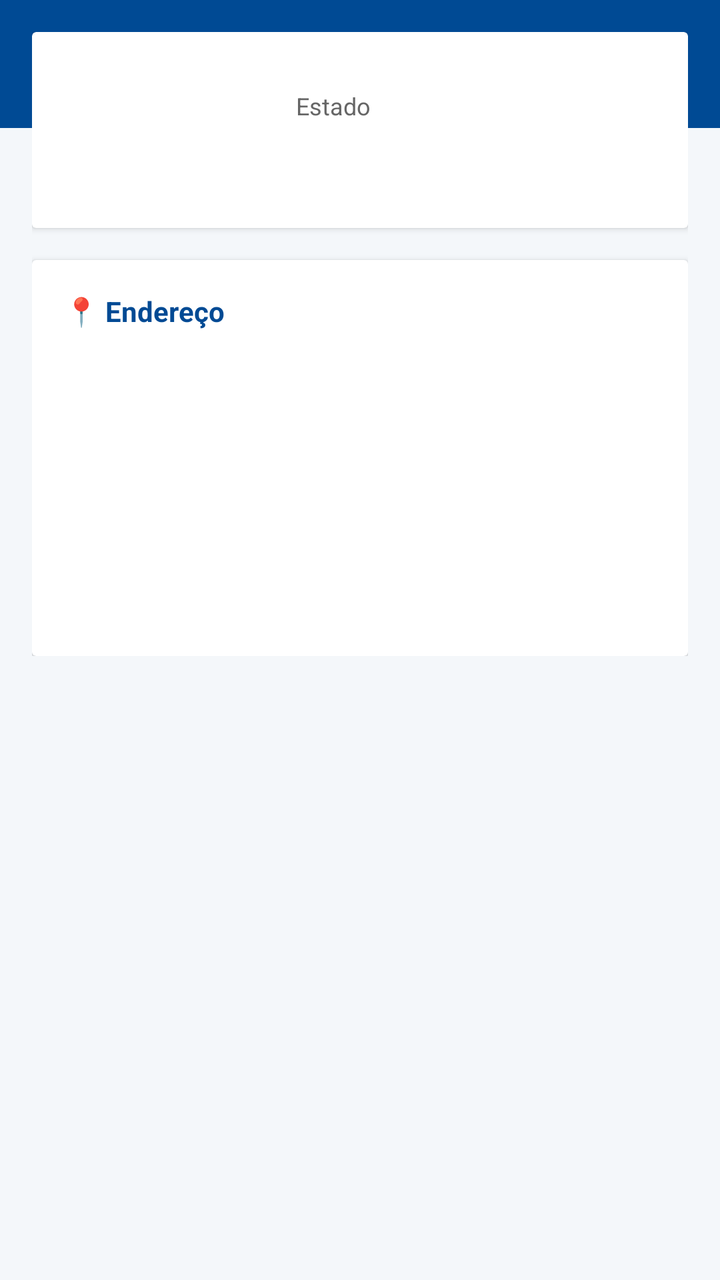
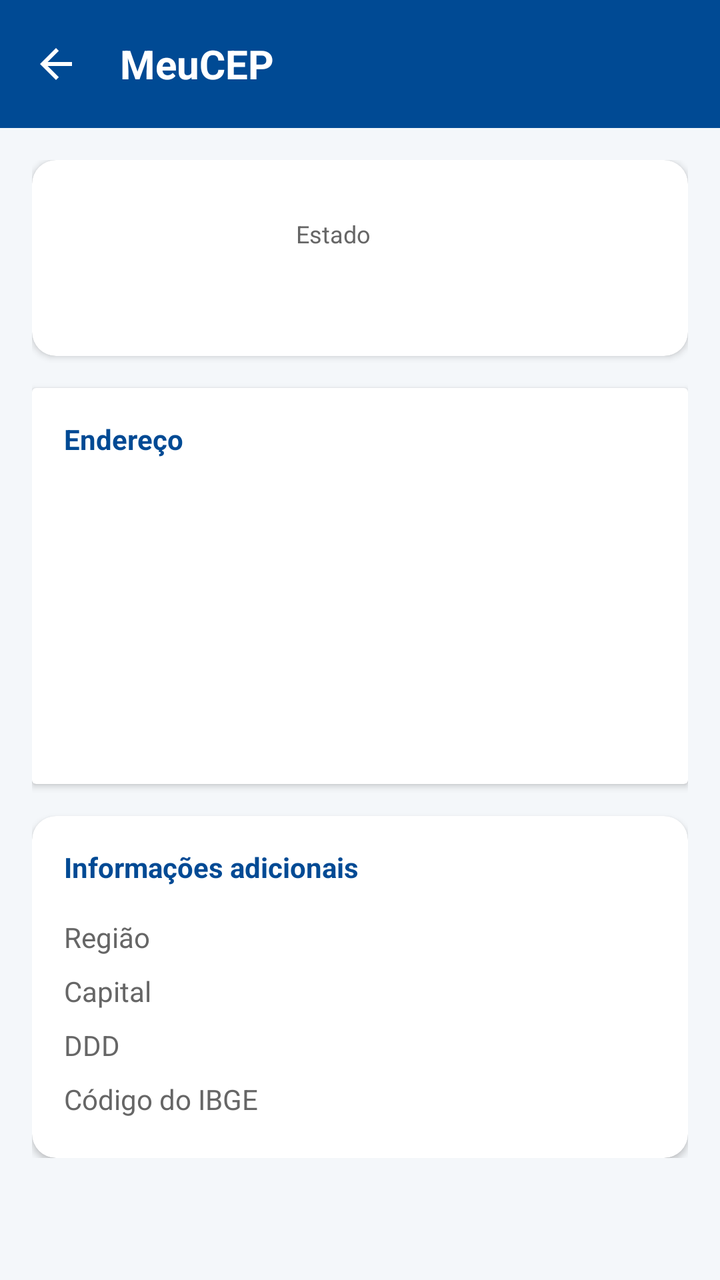

Before-and-after screenshots of an Android layout around one commit, followed by the original layout XML and the change that was made.
<!-- AndroidManifest.xml: application theme Theme.MeuCEP -->
<!-- res/layout/activity_result.xml -->
<?xml version="1.0" encoding="utf-8"?>
<androidx.constraintlayout.widget.ConstraintLayout
    xmlns:android="http://schemas.android.com/apk/res/android"
    xmlns:app="http://android.com"
    android:layout_width="match_parent"
    android:layout_height="match_parent"
    android:background="@color/background">

    
    <androidx.appcompat.widget.Toolbar
        android:id="@+id/toolbarResult"
        android:layout_width="match_parent"
        android:layout_height="?attr/actionBarSize"
        android:background="@color/primary"
        app:layout_constraintTop_toTopOf="parent">

        <ImageView
            android:id="@+id/btnBack"
            android:layout_width="24dp"
            android:layout_height="24dp"
            android:contentDescription="Voltar para busca"
            android:src="@drawable/outline_arrow_back_24"
            app:tint="@color/white" />

        <TextView
            android:layout_width="wrap_content"
            android:layout_height="wrap_content"
            android:layout_marginStart="16dp"
            android:text="@string/app_name"
            android:textColor="@color/white"
            android:textSize="20sp"
            android:textStyle="bold" />
    </androidx.appcompat.widget.Toolbar>

    
    <LinearLayout
        android:layout_width="match_parent"
        android:layout_height="0dp"
        android:orientation="vertical"
        android:padding="16dp"
        app:layout_bottom_toBottomOf="parent"
        app:layout_constraintTop_toBottomOf="@id/toolbarResult">

        
        <androidx.cardview.widget.CardView
            android:layout_width="match_parent"
            android:layout_height="wrap_content"
            android:layout_marginBottom="16dp"
            app:cardCornerRadius="12dp"
            app:cardElevation="2dp">

            <LinearLayout
                android:layout_width="match_parent"
                android:layout_height="wrap_content"
                android:gravity="center_vertical"
                android:orientation="horizontal"
                android:padding="16dp">

                <ImageView
                    android:id="@+id/imgStateFlag"
                    android:layout_width="100dp"
                    android:layout_height="66dp"
                    android:scaleType="centerCrop" />

                <LinearLayout
                    android:layout_width="wrap_content"
                    android:layout_height="wrap_content"
                    android:layout_marginStart="16dp"
                    android:orientation="vertical">

                    <TextView
                        android:layout_width="wrap_content"
                        android:layout_height="wrap_content"
                        android:text="Estado"
                        android:textColor="@color/text_muted"
                        android:textSize="12sp" />

                    <TextView
                        android:id="@+id/txtStateName"
                        android:layout_width="wrap_content"
                        android:layout_height="wrap_content"
                        android:textColor="@color/text_dark"
                        android:textSize="18sp"
                        android:textStyle="bold" />
                </LinearLayout>
            </LinearLayout>
        </androidx.cardview.widget.CardView>

        
        <androidx.cardview.widget.CardView
            android:layout_width="match_parent"
            android:layout_height="wrap_content"
            app:cardCornerRadius="12dp"
            app:cardElevation="2dp">

            <LinearLayout
                android:layout_width="match_parent"
                android:layout_height="wrap_content"
                android:orientation="vertical"
                android:padding="16dp">

                <TextView
                    android:layout_width="wrap_content"
                    android:layout_height="wrap_content"
                    android:layout_marginBottom="12dp"
                    android:text="📍 Endereço"
                    android:textColor="@color/primary"
                    android:textStyle="bold" />

                <TextView android:id="@+id/txtResultCep" android:layout_width="match_parent" android:layout_height="wrap_content" android:paddingVertical="4dp" android:textColor="@color/text_dark"/>
                <TextView android:id="@+id/txtResultStreet" android:layout_width="match_parent" android:layout_height="wrap_content" android:paddingVertical="4dp" android:textColor="@color/text_dark"/>
                <TextView android:id="@+id/txtResultComplement" android:layout_width="match_parent" android:layout_height="wrap_content" android:paddingVertical="4dp" android:textColor="@color/text_dark"/>
                <TextView android:id="@+id/txtResultNeighborhood" android:layout_width="match_parent" android:layout_height="wrap_content" android:paddingVertical="4dp" android:textColor="@color/text_dark"/>
                <TextView android:id="@+id/txtResultCity" android:layout_width="match_parent" android:layout_height="wrap_content" android:paddingVertical="4dp" android:textColor="@color/text_dark"/>
            </LinearLayout>
        </androidx.cardview.widget.CardView>

    </LinearLayout>
</androidx.constraintlayout.widget.ConstraintLayout>
<!-- resources referenced by this layout -->
<resources>
  <color name="background">#F4F7FA</color>
  <color name="primary">#004A94</color>
  <color name="text_dark">#333333</color>
  <color name="text_muted">#666666</color>
  <color name="white">#FFFFFF</color>
  <!-- drawable outline_arrow_back_24 (drawable) -->
  <vector xmlns:android="http://schemas.android.com/apk/res/android" android:autoMirrored="true" android:height="24dp" android:tint="#000000" android:viewportHeight="960" android:viewportWidth="960" android:width="24dp">
        
      <path android:fillColor="@android:color/white" android:pathData="M313,520L537,744L480,800L160,480L480,160L537,216L313,440L800,440L800,520L313,520Z"/>
      
  </vector>
  <string name="app_name">MeuCEP</string>
  <style name="Theme.MeuCEP" parent="Base.Theme.MeuCEP" />
  <style name="Base.Theme.MeuCEP" parent="Theme.Material3.DayNight.NoActionBar">
          
          
      </style>
</resources>

<!-- the commit's change to res/layout/activity_result.xml (unified diff, before → after) -->
@@ -1,9 +1,9 @@
 <?xml version="1.0" encoding="utf-8"?>
-<androidx.constraintlayout.widget.ConstraintLayout
-    xmlns:android="http://schemas.android.com/apk/res/android"
+<androidx.constraintlayout.widget.ConstraintLayout xmlns:android="http://schemas.android.com/apk/res/android"
     xmlns:app="http://android.com"
     android:layout_width="match_parent"
     android:layout_height="match_parent"
+    xmlns:app1="http://schemas.android.com/apk/res-auto"
     android:background="@color/background">
 
     
@@ -20,16 +20,18 @@
             android:layout_height="24dp"
             android:contentDescription="Voltar para busca"
             android:src="@drawable/outline_arrow_back_24"
-            app:tint="@color/white" />
+            app:tint="@color/white"/>
 
         <TextView
             android:layout_width="wrap_content"
             android:layout_height="wrap_content"
             android:layout_marginStart="16dp"
             android:text="@string/app_name"
+            android:paddingLeft="20dp"
             android:textColor="@color/white"
             android:textSize="20sp"
-            android:textStyle="bold" />
+            android:textStyle="bold"
+            />
     </androidx.appcompat.widget.Toolbar>
 
     
@@ -38,16 +40,14 @@
         android:layout_height="0dp"
         android:orientation="vertical"
         android:padding="16dp"
-        app:layout_bottom_toBottomOf="parent"
-        app:layout_constraintTop_toBottomOf="@id/toolbarResult">
-
+        app1:layout_constraintTop_toBottomOf="@id/toolbarResult">
         
         <androidx.cardview.widget.CardView
             android:layout_width="match_parent"
             android:layout_height="wrap_content"
             android:layout_marginBottom="16dp"
-            app:cardCornerRadius="12dp"
-            app:cardElevation="2dp">
+            app1:cardCornerRadius="12dp"
+            app1:cardElevation="2dp">
 
             <LinearLayout
                 android:layout_width="match_parent"
@@ -103,7 +103,7 @@
                     android:layout_width="wrap_content"
                     android:layout_height="wrap_content"
                     android:layout_marginBottom="12dp"
-                    android:text="📍 Endereço"
+                    android:text="Endereço"
                     android:textColor="@color/primary"
                     android:textStyle="bold" />
 
@@ -115,5 +115,125 @@
             </LinearLayout>
         </androidx.cardview.widget.CardView>
 
+        
+        <androidx.cardview.widget.CardView
+            android:layout_width="match_parent"
+            android:layout_height="wrap_content"
+            android:layout_marginTop="16dp"
+            app1:cardCornerRadius="12dp"
+            app1:cardElevation="2dp">
+
+            <LinearLayout
+                android:layout_width="match_parent"
+                android:layout_height="wrap_content"
+                android:orientation="vertical"
+                android:padding="16dp">
+
+                
+                <LinearLayout
+                    android:layout_width="match_parent"
+                    android:layout_height="wrap_content"
+                    android:gravity="center_vertical"
+                    android:orientation="horizontal"
+                    android:layout_marginBottom="12dp">
+
+
+                    <TextView
+                        android:layout_width="wrap_content"
+                        android:layout_height="wrap_content"
+                        android:text="Informações adicionais"
+                        android:textColor="@color/primary"
+                        android:textStyle="bold" />
+                </LinearLayout>
+
+                
+                <LinearLayout
+                    android:layout_width="match_parent"
+                    android:layout_height="wrap_content"
+                    android:baselineAligned="false"
+                    android:orientation="horizontal">
+
+                    
+                    <TableLayout
+                        android:layout_width="0dp"
+                        android:layout_height="wrap_content"
+                        android:layout_weight="1"
+                        android:stretchColumns="1">
+
+                        <TableRow android:paddingVertical="4dp">
+                            <TextView
+                                android:layout_width="wrap_content"
+                                android:layout_height="wrap_content"
+                                android:paddingEnd="16dp"
+                                android:text="Região"
+                                android:textColor="@color/text_muted" />
+                            <TextView
+                                android:id="@+id/txtResultRegion"
+                                android:layout_width="wrap_content"
+                                android:layout_height="wrap_content"
+                                android:textColor="@color/text_dark"
+                                android:textStyle="bold" />
+                        </TableRow>
+
+                        <TableRow android:paddingVertical="4dp">
+                            <TextView
+                                android:layout_width="wrap_content"
+                                android:layout_height="wrap_content"
+                                android:paddingEnd="16dp"
+                                android:text="Capital"
+                                android:textColor="@color/text_muted" />
+                            <TextView
+                                android:id="@+id/txtResultCapital"
+                                android:layout_width="wrap_content"
+                                android:layout_height="wrap_content"
+                                android:textColor="@color/text_dark"
+                                android:textStyle="bold" />
+                        </TableRow>
+
+                        <TableRow android:paddingVertical="4dp">
+                            <TextView
+                                android:layout_width="wrap_content"
+                                android:layout_height="wrap_content"
+                                android:paddingEnd="16dp"
+                                android:text="DDD"
+                                android:textColor="@color/text_muted" />
+                            <TextView
+                                android:id="@+id/txtResultDdd"
+                                android:layout_width="wrap_content"
+                                android:layout_height="wrap_content"
+                                android:textColor="@color/text_dark"
+                                android:textStyle="bold" />
+                        </TableRow>
+
+                        <TableRow android:paddingVertical="4dp">
+                            <TextView
+                                android:layout_width="wrap_content"
+                                android:layout_height="wrap_content"
+                                android:paddingEnd="16dp"
+                                android:text="Código do IBGE"
+                                android:textColor="@color/text_muted" />
+                            <TextView
+                                android:id="@+id/txtResultIbge"
+                                android:layout_width="wrap_content"
+                                android:layout_height="wrap_content"
+                                android:textColor="@color/text_dark"
+                                android:textStyle="bold" />
+                        </TableRow>
+                    </TableLayout>
+
+                    
+                    <ImageView
+                        android:id="@+id/imgMap"
+                        android:layout_width="80dp"
+                        android:layout_height="80dp"
+                        android:layout_gravity="center_vertical"
+                        android:layout_marginStart="8dp"
+                        android:scaleType="fitCenter" />
+                    
+
+                </LinearLayout>
+            </LinearLayout>
+        </androidx.cardview.widget.CardView>
+
     </LinearLayout>
 </androidx.constraintlayout.widget.ConstraintLayout>
<!-- resource entries referenced after the edit -->
@@ -6,9 +6,9 @@
   <color name="text_muted">#666666</color>
   <color name="white">#FFFFFF</color>
   <!-- drawable outline_arrow_back_24 (drawable) -->
-  <vector xmlns:android="http://schemas.android.com/apk/res/android" android:autoMirrored="true" android:height="24dp" android:tint="#000000" android:viewportHeight="960" android:viewportWidth="960" android:width="24dp">
+  <vector xmlns:android="http://schemas.android.com/apk/res/android" android:autoMirrored="true" android:height="24dp" android:tint="#FFFFFF" android:viewportHeight="24" android:viewportWidth="24" android:width="24dp">
         
-      <path android:fillColor="@android:color/white" android:pathData="M313,520L537,744L480,800L160,480L480,160L537,216L313,440L800,440L800,520L313,520Z"/>
+      <path android:fillColor="@android:color/white" android:pathData="M20,11H7.83l5.59,-5.59L12,4l-8,8 8,8 1.41,-1.41L7.83,13H20v-2z"/>
       
   </vector>
   <string name="app_name">MeuCEP</string>
